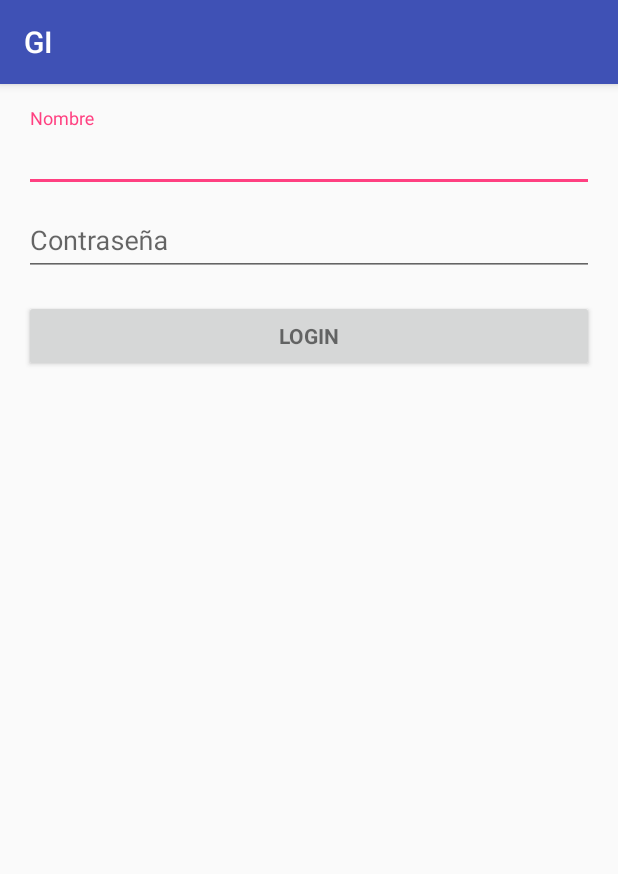
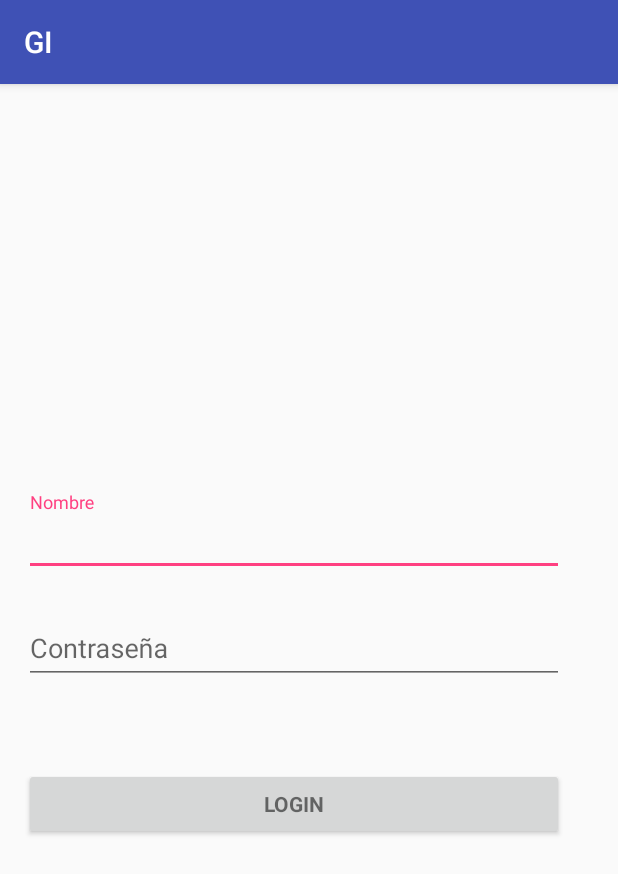
Before and after one commit to javierprtd/GI, an Android app: the screen it shows after launch (LoginActivity), on a phone screen of 412 x 824 dp. Shown: the top 874 px of the screen. Run offline under Robolectric (Android 15) with nearby library versions, the phone set to English and light mode, and no system bars; 3 statements that could not run were skipped.

Commit message:
Update activity_login.xml

```diff
--- a/app/src/main/res/layout/activity_login.xml
+++ b/app/src/main/res/layout/activity_login.xml
@@ -2,38 +2,40 @@
     xmlns:tools="http://schemas.android.com/tools"
     android:layout_width="match_parent"
     android:layout_height="match_parent"
-    android:gravity="center_horizontal"
     android:orientation="vertical"
-    android:paddingBottom="@dimen/activity_vertical_margin"
-    android:paddingLeft="@dimen/activity_horizontal_margin"
-    android:paddingRight="@dimen/activity_horizontal_margin"
-    android:paddingTop="@dimen/activity_vertical_margin"
+    android:padding="16dp"
     tools:context="com.grupo8.gi.LoginActivity">
 
     <!-- Login progress -->
     <ProgressBar
         android:id="@+id/login_progress"
         style="?android:attr/progressBarStyleLarge"
-        android:layout_width="wrap_content"
-        android:layout_height="wrap_content"
+        android:layout_width="100dp"
+        android:layout_height="100dp"
         android:layout_marginBottom="8dp"
-        android:visibility="gone"/>
+        android:visibility="gone"
+        android:gravity="center"
+        android:layout_gravity="center_horizontal"
+        android:layout_weight="1"/>
 
-    <ScrollView
+    <!-- <ScrollView
         android:id="@+id/login_form"
         android:layout_width="match_parent"
-        android:layout_height="match_parent">
+        android:layout_height="match_parent"> -->
 
         <LinearLayout
             android:id="@+id/email_login_form"
+            android:layout_width="360dp"
+            android:layout_height="wrap_content"
+            android:orientation="vertical"
+            android:gravity="center"
+            android:layout_weight="1"
+            >
+                <android.support.design.widget.TextInputLayout
                     android:layout_width="match_parent"
                     android:layout_height="wrap_content"
-            android:orientation="vertical">
-
-            <android.support.design.widget.TextInputLayout
-                android:layout_width="match_parent"
-                android:layout_height="wrap_content">
-
+                    android:layout_marginTop="8dp"
+                    android:layout_marginBottom="8dp">
                     <AutoCompleteTextView
                             android:id="@+id/email"
                             android:layout_width="match_parent"
@@ -42,13 +44,13 @@
                             android:inputType="textEmailAddress"
                             android:maxLines="1"
                             android:singleLine="true"/>
-
                 </android.support.design.widget.TextInputLayout>
 
                 <android.support.design.widget.TextInputLayout
                     android:layout_width="match_parent"
-                android:layout_height="wrap_content">
-
+                    android:layout_height="wrap_content"
+                    android:layout_marginTop="8dp"
+                    android:layout_marginBottom="8dp">
                     <EditText
                             android:id="@+id/password"
                             android:layout_width="match_parent"
@@ -60,18 +62,17 @@
                             android:inputType="textPassword"
                             android:maxLines="1"
                             android:singleLine="true"/>
-
                 </android.support.design.widget.TextInputLayout>
 
-            <Button
+                <android.support.v7.widget.AppCompatButton
                     android:id="@+id/email_sign_in_button"
                     style="?android:textAppearanceSmall"
                     android:layout_width="match_parent"
                     android:layout_height="wrap_content"
-                android:layout_marginTop="16dp"
+                    android:layout_marginTop="48dp"
                     android:text="LOGIN"
                     android:textStyle="bold"/>
 
         </LinearLayout>
-    </ScrollView>
+   <!-- </ScrollView> -->
 </LinearLayout>
```
Lines whose indentation alone changed are shown as unchanged.
